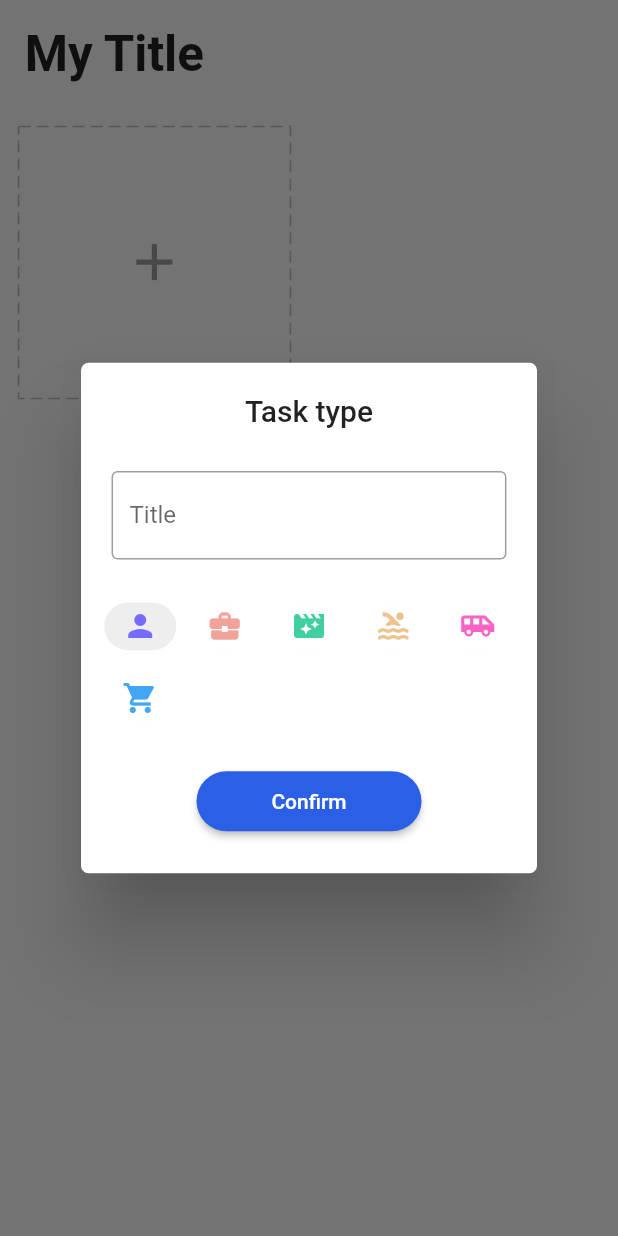
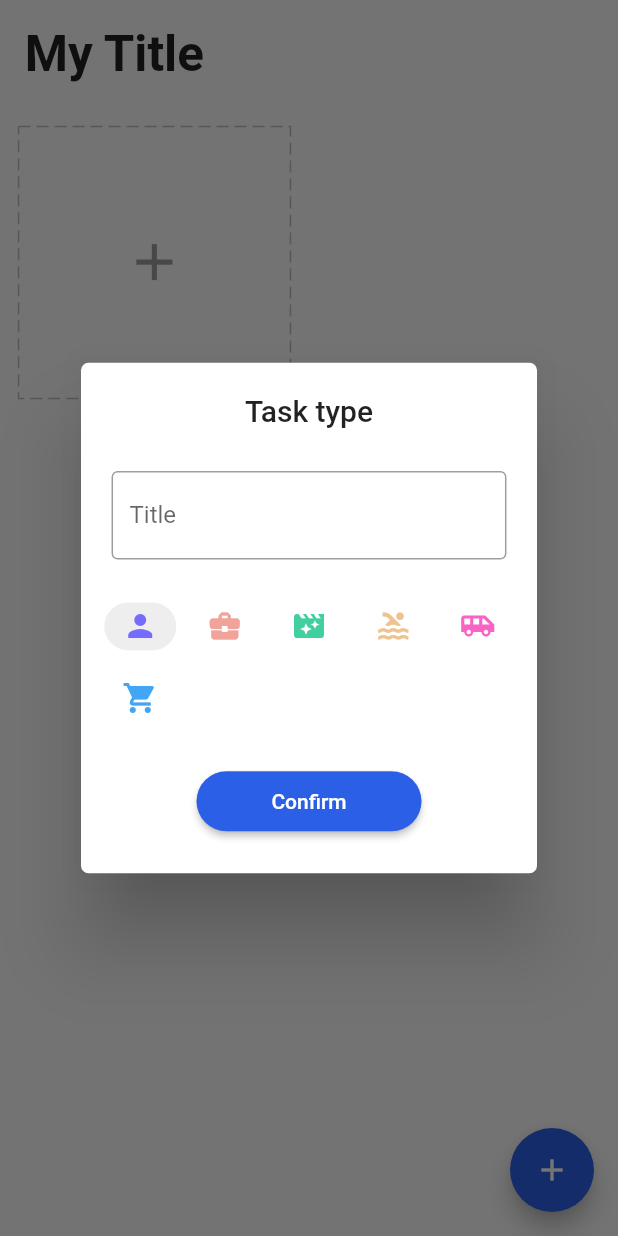
Before and after one commit to Mr-man7352/getx_todo_list_man, a Flutter app: the screen it shows after launch, after a tap on the "add" icon, on a phone screen of 412 x 824 dp. Run offline on Flutter 3.47's test engine with Material 2 defaults, Android fonts, the phone set to English and light mode, and no system bars; drawn by our look-alikes of dotted_border; our stand-ins replace equatable, flutter_easyloading, get, get_storage, step_progress_indicator.

Commit message:
floating action button, draggable widget, delete task done

```diff
--- a/lib/app/data/services/storage/services.dart
+++ b/lib/app/data/services/storage/services.dart
@@ -6,8 +6,8 @@ class StorageService extends GetxService {
   late GetStorage _box;
   Future<StorageService> init() async {
     _box = GetStorage();
-    // await _box.writeIfNull(taskKey, []);
-    await _box.write(taskKey, []);
+    // await _box.write(taskKey, []);
+    await _box.writeIfNull(taskKey, []);
 
     return this;
   }
--- a/lib/app/module/home/view.dart
+++ b/lib/app/module/home/view.dart
@@ -1,7 +1,9 @@
 import 'package:flutter/material.dart';
 import 'package:flutter/src/widgets/container.dart';
 import 'package:flutter/src/widgets/framework.dart';
+import 'package:flutter_easyloading/flutter_easyloading.dart';
 import 'package:get/get_state_manager/get_state_manager.dart';
+import 'package:getx_todo_list_man/app/core/values/colors.dart';
 import 'package:getx_todo_list_man/app/data/models/task.dart';
 import 'package:getx_todo_list_man/app/module/home/controller.dart';
 import 'package:getx_todo_list_man/app/core/utils/extension.dart';
@@ -32,7 +34,18 @@ class HomePage extends GetView<HomeController> {
                 physics: const ClampingScrollPhysics(),
                 children: [
                   ...controller.tasks
-                      .map((element) => TaskCard(task: element))
+                      .map((element) => LongPressDraggable(
+                          data: element,
+                          onDragStarted: () => controller.changeDeleting(true),
+                          onDraggableCanceled: (_, __) {
+                            controller.changeDeleting(false);
+                          },
+                          onDragEnd: (_) => controller.changeDeleting(false),
+                          feedback: Opacity(
+                            opacity: 0.8,
+                            child: TaskCard(task: element),
+                          ),
+                          child: TaskCard(task: element)))
                       .toList(),
                   AddCard()
                 ],
@@ -41,6 +54,21 @@ class HomePage extends GetView<HomeController> {
           ],
         ),
       ),
+      floatingActionButton: DragTarget<Task>(
+        builder: ((_, __, ___) {
+          return Obx(
+            () => FloatingActionButton(
+              backgroundColor: controller.deleting.value ? Colors.red : blue,
+              onPressed: () {},
+              child: Icon(controller.deleting.value ? Icons.delete : Icons.add),
+            ),
+          );
+        }),
+        onAccept: (Task task) {
+          controller.deleteTask(task);
+          EasyLoading.showSuccess('Task Deleted');
+        },
+      ),
     );
   }
 }
```
Also changed, not shown: lib/app/module/home/controller.dart (+10 -0 lines).
